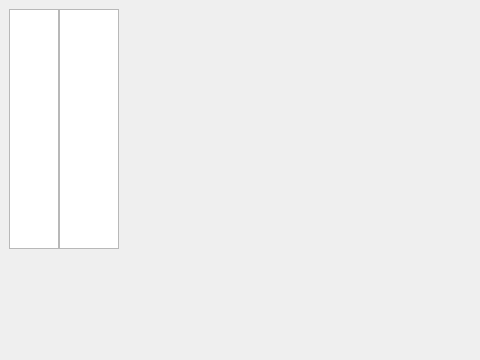
Before: the Qt Designer form mainwindow.ui in LeoJW/ampsorter, drawn with Qt 5; both pictures show x 0 to 480 and y 0 to 360 of the 942 by 617 pixel window.
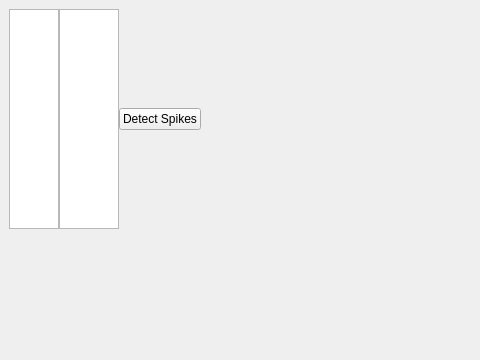
After: the same form once the commit is applied. Custom widgets are drawn as their Qt base class.

Commit message: color updates on selected active trace

```diff
--- a/mainwindow.ui
+++ b/mainwindow.ui
@@ -63,7 +63,7 @@
       </attribute>
      </widget>
     </item>
-    <item row="0" column="3">
+    <item row="0" column="4">
      <spacer name="horizontalSpacer">
       <property name="orientation">
        <enum>Qt::Horizontal</enum>
@@ -104,9 +104,20 @@
       </property>
      </widget>
     </item>
-    <item row="1" column="1" colspan="3">
+    <item row="1" column="1" colspan="4">
      <widget class="PlotWidget" name="traceView" native="true"/>
     </item>
+    <item row="0" column="3">
+     <layout class="QGridLayout" name="gridLayout_3">
+      <item row="0" column="0">
+       <widget class="QPushButton" name="detectSpikesButton">
+        <property name="text">
+         <string>Detect Spikes</string>
+        </property>
+       </widget>
+      </item>
+     </layout>
+    </item>
    </layout>
   </widget>
   <widget class="QStatusBar" name="statusbar"/>
```
The commit also changes 1 other file.
